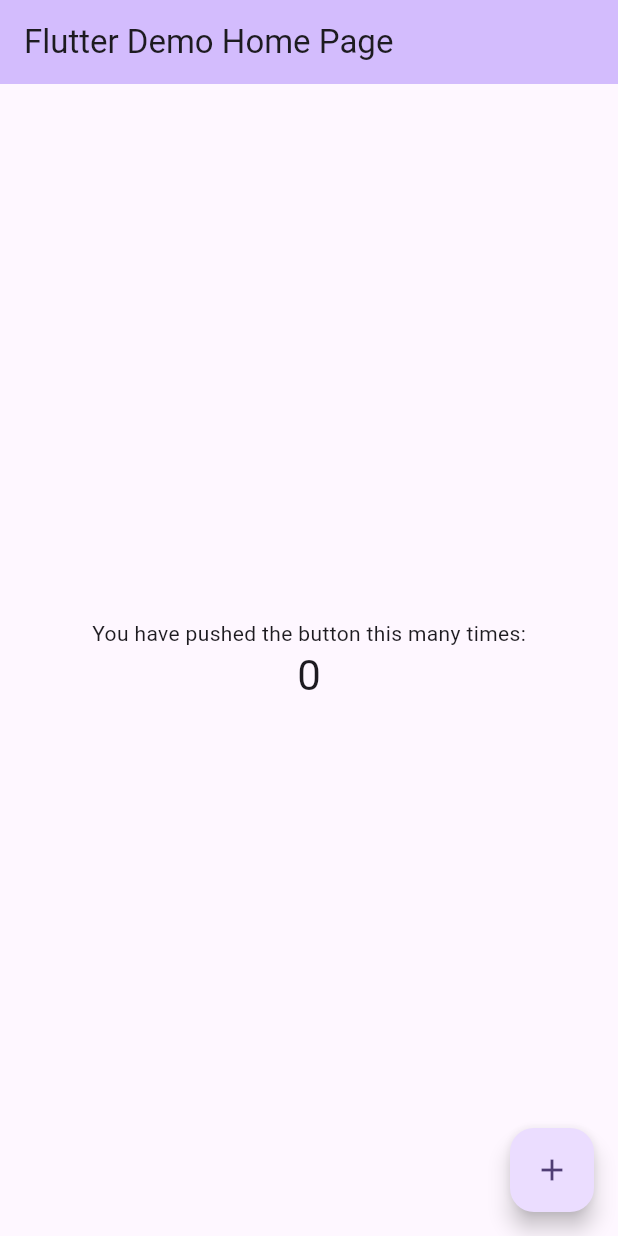
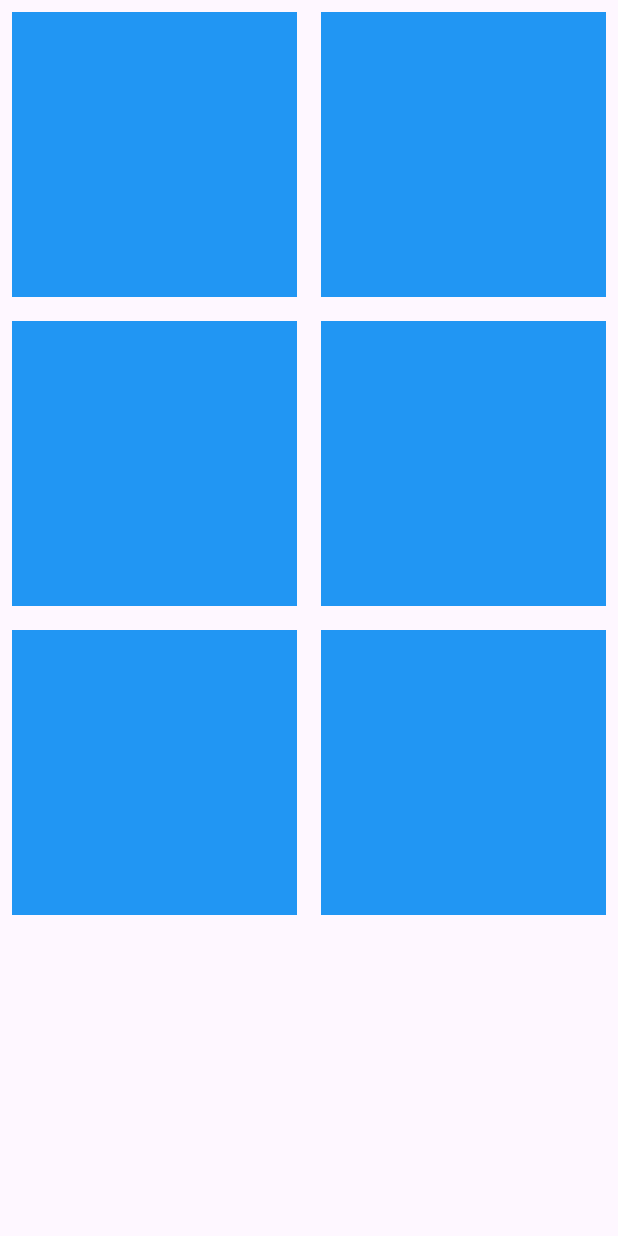
Before and after one commit to AtharvaParkale/flutter_practice, a Flutter app: the screen it shows after launch, on a phone screen of 412 x 824 dp. Run offline on Flutter 3.47's test engine with Material 3 defaults, Android fonts, the phone set to English and light mode, and no system bars.

Commit message:
add grid layout

```diff
--- /dev/null
+++ b/lib/features/home/presentation/pages/home_page.dart
@@ -0,0 +1,64 @@
+import 'package:flutter/material.dart';
+
+class HomePage extends StatelessWidget {
+  const HomePage({super.key});
+
+  @override
+  Widget build(BuildContext context) {
+    return Scaffold(
+      body: GridView.count(
+        crossAxisCount: 2,
+        children: [
+          Padding(
+            padding: const EdgeInsets.all(8.0),
+            child: Container(
+              height: 50,
+              width: 50,
+              color: Colors.blue,
+            ),
+          ),
+          Padding(
+            padding: const EdgeInsets.all(8.0),
+            child: Container(
+              height: 50,
+              width: 50,
+              color: Colors.blue,
+            ),
+          ),
+          Padding(
+            padding: const EdgeInsets.all(8.0),
+            child: Container(
+              height: 50,
+              width: 50,
+              color: Colors.blue,
+            ),
+          ),
+          Padding(
+            padding: const EdgeInsets.all(8.0),
+            child: Container(
+              height: 50,
+              width: 50,
+              color: Colors.blue,
+            ),
+          ),
+          Padding(
+            padding: const EdgeInsets.all(8.0),
+            child: Container(
+              height: 50,
+              width: 50,
+              color: Colors.blue,
+            ),
+          ),
+          Padding(
+            padding: const EdgeInsets.all(8.0),
+            child: Container(
+              height: 50,
+              width: 50,
+              color: Colors.blue,
+            ),
+          )
+        ],
+      ),
+    );
+  }
+}
--- a/lib/main.dart
+++ b/lib/main.dart
@@ -1,4 +1,5 @@
 import 'package:flutter/material.dart';
+import 'package:practice/features/home/presentation/pages/home_page.dart';
 
 void main() {
   runApp(const MyApp());
@@ -7,119 +8,11 @@ void main() {
 class MyApp extends StatelessWidget {
   const MyApp({super.key});
 
-  // This widget is the root of your application.
   @override
   Widget build(BuildContext context) {
-    return MaterialApp(
-      title: 'Flutter Demo',
-      theme: ThemeData(
-        // This is the theme of your application.
-        //
-        // TRY THIS: Try running your application with "flutter run". You'll see
-        // the application has a purple toolbar. Then, without quitting the app,
-        // try changing the seedColor in the colorScheme below to Colors.green
-        // and then invoke "hot reload" (save your changes or press the "hot
-        // reload" button in a Flutter-supported IDE, or press "r" if you used
-        // the command line to start the app).
-        //
-        // Notice that the counter didn't reset back to zero; the application
-        // state is not lost during the reload. To reset the state, use hot
-        // restart instead.
-        //
-        // This works for code too, not just values: Most code changes can be
-        // tested with just a hot reload.
-        colorScheme: ColorScheme.fromSeed(seedColor: Colors.deepPurple),
-        useMaterial3: true,
-      ),
-      home: const MyHomePage(title: 'Flutter Demo Home Page'),
+    return const MaterialApp(
+      title: 'Flutter practice',
+      home: HomePage(),
     );
   }
 }
-
-class MyHomePage extends StatefulWidget {
-  const MyHomePage({super.key, required this.title});
-
-  // This widget is the home page of your application. It is stateful, meaning
-  // that it has a State object (defined below) that contains fields that affect
-  // how it looks.
-
-  // This class is the configuration for the state. It holds the values (in this
-  // case the title) provided by the parent (in this case the App widget) and
-  // used by the build method of the State. Fields in a Widget subclass are
-  // always marked "final".
-
-  final String title;
-
-  @override
-  State<MyHomePage> createState() => _MyHomePageState();
-}
-
-class _MyHomePageState extends State<MyHomePage> {
-  int _counter = 0;
-
-  void _incrementCounter() {
-    setState(() {
-      // This call to setState tells the Flutter framework that something has
-      // changed in this State, which causes it to rerun the build method below
-      // so that the display can reflect the updated values. If we changed
-      // _counter without calling setState(), then the build method would not be
-      // called again, and so nothing would appear to happen.
-      _counter++;
-    });
-  }
-
-  @override
-  Widget build(BuildContext context) {
-    // This method is rerun every time setState is called, for instance as done
-    // by the _incrementCounter method above.
-    //
-    // The Flutter framework has been optimized to make rerunning build methods
-    // fast, so that you can just rebuild anything that needs updating rather
-    // than having to individually change instances of widgets.
-    return Scaffold(
-      appBar: AppBar(
-        // TRY THIS: Try changing the color here to a specific color (to
-        // Colors.amber, perhaps?) and trigger a hot reload to see the AppBar
-        // change color while the other colors stay the same.
-        backgroundColor: Theme.of(context).colorScheme.inversePrimary,
-        // Here we take the value from the MyHomePage object that was created by
-        // the App.build method, and use it to set our appbar title.
-        title: Text(widget.title),
-      ),
-      body: Center(
-        // Center is a layout widget. It takes a single child and positions it
-        // in the middle of the parent.
-        child: Column(
-          // Column is also a layout widget. It takes a list of children and
-          // arranges them vertically. By default, it sizes itself to fit its
-          // children horizontally, and tries to be as tall as its parent.
-          //
-          // Column has various properties to control how it sizes itself and
-          // how it positions its children. Here we use mainAxisAlignment to
-          // center the children vertically; the main axis here is the vertical
-          // axis because Columns are vertical (the cross axis would be
-          // horizontal).
-          //
-          // TRY THIS: Invoke "debug painting" (choose the "Toggle Debug Paint"
-          // action in the IDE, or press "p" in the console), to see the
-          // wireframe for each widget.
-          mainAxisAlignment: MainAxisAlignment.center,
-          children: <Widget>[
-            const Text(
-              'You have pushed the button this many times:',
-            ),
-            Text(
-              '$_counter',
-              style: Theme.of(context).textTheme.headlineMedium,
-            ),
-          ],
-        ),
-      ),
-      floatingActionButton: FloatingActionButton(
-        onPressed: _incrementCounter,
-        tooltip: 'Increment',
-        child: const Icon(Icons.add),
-      ), // This trailing comma makes auto-formatting nicer for build methods.
-    );
-  }
-}
```
